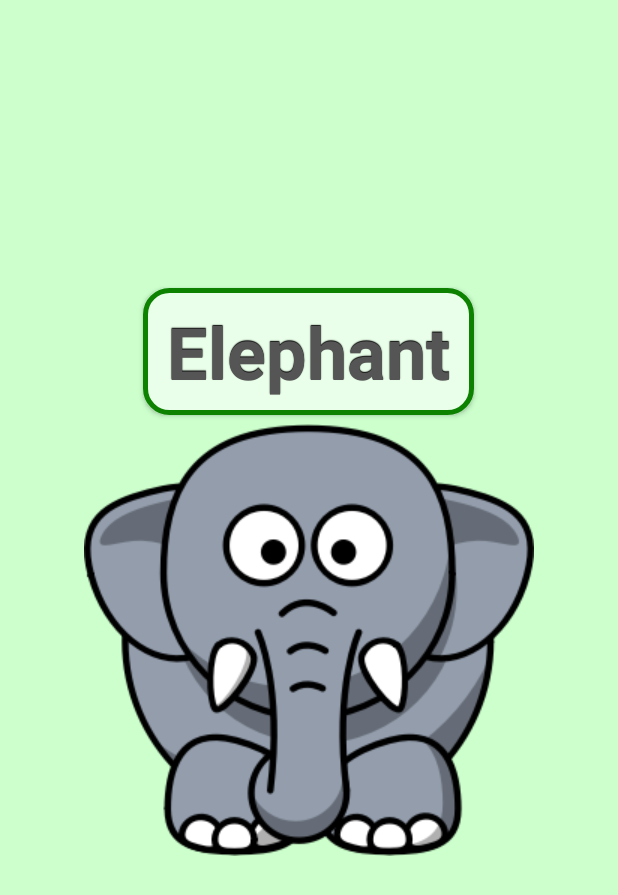
After one commit to lewismcgeary/VocabBuilder, an Android app: the fragment QuestionOutroFragment placed in its activity, on a phone screen of 412 x 824 dp. The commit adds this screen. Shown: the top 895 px of the screen. Run offline under Robolectric (Android 15) with nearby library versions, the phone set to English and light mode, and no system bars; pictures from the network do not load; 1 statement that could not run was skipped.

Commit message:
add expanding image after correct answer selected

```diff
--- a/app/src/main/java/com/gmail/appytalkteam/appytalkcore/Question.java
+++ b/app/src/main/java/com/gmail/appytalkteam/appytalkcore/Question.java
@@ -43,5 +43,8 @@ public class Question {
     public boolean[] guessed(){
         return guessed;
     }
+    public Word getCorrectWord(){
+        return words.get(Answer);
+    }
 
 }
--- /dev/null
+++ b/app/src/main/java/com/gmail/appytalkteam/appytalkcore/QuestionOutroFragment.java
@@ -0,0 +1,116 @@
+package com.gmail.appytalkteam.appytalkcore;
+
+import android.app.Activity;
+import android.app.Fragment;
+import android.content.Context;
+import android.net.Uri;
+import android.os.Bundle;
+import android.view.LayoutInflater;
+import android.view.View;
+import android.view.ViewGroup;
+import android.widget.ImageButton;
+
+
+/**
+ * A simple {@link Fragment} subclass.
+ * Activities that contain this fragment must implement the
+ * {@link QuestionOutroFragment.OnFragmentInteractionListener} interface
+ * to handle interaction events.
+ * Use the {@link QuestionOutroFragment#newInstance} factory method to
+ * create an instance of this fragment.
+ */
+public class QuestionOutroFragment extends Fragment {
+    // TODO: Rename parameter arguments, choose names that match
+    // the fragment initialization parameters, e.g. ARG_ITEM_NUMBER
+    private static final String ARG_PARAM1 = "param1";
+    private static final String ARG_PARAM2 = "param2";
+    private static final String CORRECT_ANSWER = "correctAnswer";
+
+    // TODO: Rename and change types of parameters
+    private String mParam1;
+    private String mParam2;
+    private Word correctAnswer;
+
+    private OnFragmentInteractionListener mListener;
+
+    /**
+     * Use this factory method to create a new instance of
+     * this fragment using the provided parameters.
+     *
+     * @param param1 Parameter 1.
+     * @param param2 Parameter 2.
+     * @return A new instance of fragment QuestionOutroFragment.
+     */
+    // TODO: Rename and change types and number of parameters
+    public static QuestionOutroFragment newInstance(Word correctAnswer) {
+        QuestionOutroFragment fragment = new QuestionOutroFragment();
+        Bundle args = new Bundle();
+        args.putParcelable(CORRECT_ANSWER, correctAnswer);
+        fragment.setArguments(args);
+        return fragment;
+    }
+
+    public QuestionOutroFragment() {
+        // Required empty public constructor
+    }
+
+    @Override
+    public void onCreate(Bundle savedInstanceState) {
+        super.onCreate(savedInstanceState);
+        if (getArguments() != null) {
+            mParam1 = getArguments().getString(ARG_PARAM1);
+            mParam2 = getArguments().getString(ARG_PARAM2);
+            correctAnswer = getArguments().getParcelable(CORRECT_ANSWER);
+        }
+    }
+
+    @Override
+    public View onCreateView(LayoutInflater inflater, ViewGroup container,
+                             Bundle savedInstanceState) {
+        Context context = getActivity();
+        View view =  inflater.inflate(R.layout.question_outro_fragment, container, false);
+        ImageButton correctAnswerButton = (ImageButton) view.findViewById(R.id.correctAnswerButton);
+        correctAnswerButton.setImageResource(correctAnswer.imageRes(context));
+        return view;
+    }
+
+    // TODO: Rename method, update argument and hook method into UI event
+    public void onButtonPressed(Uri uri) {
+        if (mListener != null) {
+            mListener.onFragmentInteraction(uri);
+        }
+    }
+
+    @Override
+    public void onAttach(Activity activity) {
+        super.onAttach(activity);
+        try {
+            mListener = (OnFragmentInteractionListener) activity;
+        } catch (ClassCastException e) {
+            throw new ClassCastException(activity.toString()
+                    + " must implement OnFragmentInteractionListener");
+        }
+    }
+
+    @Override
+    public void onDetach() {
+        super.onDetach();
+        mListener = null;
+    }
+
+    /**
+     * This interface must be implemented by activities that contain this
+     * fragment to allow an interaction in this fragment to be communicated
+     * to the activity and potentially other fragments contained in that
+     * activity.
+     * <p/>
+     * See the Android Training lesson <a href=
+     * "http://developer.android.com/training/basics/fragments/communicating.html"
+     * >Communicating with Other Fragments</a> for more information.
+     */
+    public interface OnFragmentInteractionListener {
+        // TODO: Update argument type and name
+        public void onFragmentInteraction(Uri uri);
+    }
+
+}
--- /dev/null
+++ b/app/src/main/res/layout/question_outro_fragment.xml
@@ -0,0 +1,28 @@
+<?xml version="1.0" encoding="utf-8"?>
+<RelativeLayout xmlns:android="http://schemas.android.com/apk/res/android"
+    android:orientation="vertical" android:layout_width="match_parent"
+    android:layout_height="match_parent">
+
+    <ImageButton
+        android:transitionName="Correct Answer"
+        android:layout_width="300dp"
+        android:layout_height="300dp"
+        android:layout_centerInParent="true"
+        android:scaleType="fitCenter"
+        android:background="@android:color/transparent"
+        android:id="@+id/correctAnswerButton"
+        android:clickable="false"
+        android:src="@drawable/elephant"/>
+    <Button
+        style="@style/buttonprompt"
+        android:layout_width="wrap_content"
+        android:layout_height="wrap_content"
+        android:layout_centerHorizontal="true"
+        android:textAllCaps="false"
+        android:id="@+id/promptText"
+        android:textSize="48sp"
+        android:text="Elephant"
+        android:layout_above="@id/correctAnswerButton"
+        android:clickable="false" />
+
+</RelativeLayout>
--- a/app/src/main/res/values/strings.xml
+++ b/app/src/main/res/values/strings.xml
@@ -5,4 +5,7 @@
     <string name="action_settings">Settings</string>
     <string name="wordToDisplay">Car</string>
 
+<!-- TODO: Remove or change this placeholder text -->
+    <string name="hello_blank_fragment">Hello blank fragment</string>
+
 </resources>
```
Also changed, not shown: app/src/main/java/com/gmail/appytalkteam/appytalkcore/QuizActivity.java (+35 -1 lines), 1 other file.
